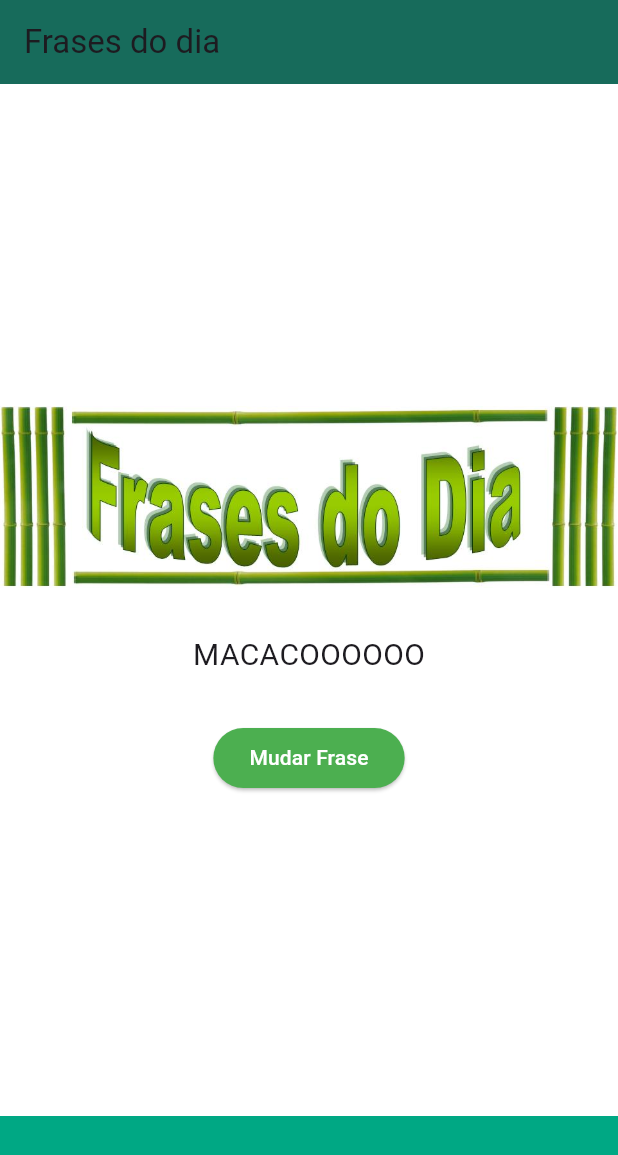
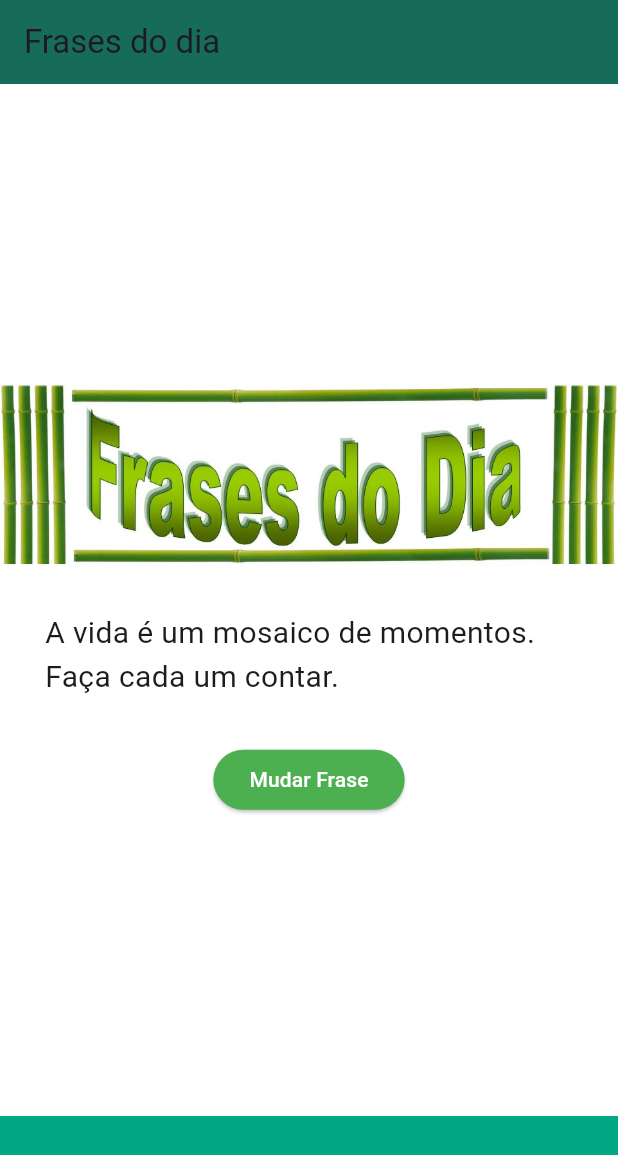
Before and after one commit to italomsilva/flutter-frases_do_dia, a Flutter app: the screen it shows after launch, after a tap on "Mudar Frase", on a phone screen of 412 x 824 dp. Shown: the top 1155 px of the screen. Run offline on Flutter 3.47's test engine with Material 3 defaults, Android fonts, the phone set to English and light mode, and no system bars.

Commit message:
adicionada frases

```diff
--- a/frases_do_dia/lib/main.dart
+++ b/frases_do_dia/lib/main.dart
@@ -1,4 +1,5 @@
 import 'package:flutter/material.dart';
+import 'dart:math';
 
 void main(){
   runApp(
@@ -6,6 +7,11 @@ void main(){
       home: Home(),
     )
   );
+}
+
+int getFrases(){
+  var num = Random().nextInt(35);
+  return num;
 }
 
 
@@ -19,9 +25,44 @@ class Home extends StatefulWidget {
 
 class _HomeState extends State<Home> {
   var _frase = "Frase aqui";
-  var _fraseRandom = [
-    "MACACOOOOOO",
-    "Feladaputa"
+  final _fraseRandom = [
+    "Acredite na magia de novos começos. Hoje é o seu dia para brilhar!",
+    "Nunca subestime o poder de um pequeno passo positivo. Cada um leva você mais perto do seu sonho.",
+    "Sua maior limitação é você mesmo. Acredite em suas capacidades e veja o impossível se tornar possível.",
+    "Você tem o poder de criar sua própria história. Comece hoje.",
+    "Se não deu certo hoje, respire fundo, relaxe e agradeça por ter a chance de tentar de novo amanhã.",
+    "Nunca desista. O momento mais escuro é justo antes do amanhecer.",
+    "Todo dia é uma nova chance de ser melhor. Não desperdice.",
+    "A determinação de hoje é o sucesso de amanhã. Mantenha-se firme em seus objetivos.",
+    "Encare cada desafio como uma oportunidade de crescer. Você é mais forte do que pensa.",
+    "O sucesso começa com a vontade de tentar. Dê o primeiro passo com confiança.",
+    "Transforme seus medos em combustível para sua jornada. Eles não podem pará-lo, a menos que você permita.",
+    "A gratidão abre as portas para a abundância. Seja grato por hoje.",
+    "A felicidade é encontrada ao longo do caminho, não apenas no destino. Aprecie cada momento.",
+    "Seja a luz em meio à escuridão. Sua positividade pode iluminar o mundo.",
+    "Acredite em si mesmo com tanta força que o mundo não pode deixar de acreditar em você também.",
+    "Nunca é tarde demais para ser quem você poderia ter sido. Comece hoje.",
+    "Mantenha-se focado em suas metas. A persistência é o caminho para o sucesso.",
+    "Nada é mais poderoso que uma mente positiva. Cultive bons pensamentos.",
+    "Seja gentil com você mesmo. O progresso é o que importa, não a perfeição.",
+    "O verdadeiro sucesso é medido pela sua felicidade. Não pela opinião dos outros.",
+    "A vida é um eco; você recebe o que emite. Espalhe positividade.",
+    "Abra as asas e voe. Você é capaz de alcançar alturas inimagináveis.",
+    "A simplicidade traz uma clareza que complicações não podem. Simplifique sua vida, clarifique seus sonhos.",
+    "Abrace a incerteza. Algumas das mais belas páginas da vida não têm título até serem escritas.",
+    "Abrace suas imperfeições. Elas são marcas de autenticidade.",
+    "A força não vem da vitória. Seus esforços desenvolvem suas forças.",
+    "Deixe para trás o que não serve mais. Renove-se com cada amanhecer.",
+    "Confie no tempo; ele tem uma maneira de mostrar o que realmente importa.",
+    "O verdadeiro crescimento começa no final da sua zona de conforto. Desafie-se.",
+    "O sucesso não é apenas sobre alcançar metas, mas sobre superar obstáculos.",
+    "A vida é um mosaico de momentos. Faça cada um contar.",
+    "Mantenha-se positivo quando a tempestade chegar. Ela passará.",
+    "Seus sonhos têm valor. Lute por eles com determinação e paixão.",
+    "A paciência é a chave para a conquista. Tudo vem a tempo para quem sabe esperar.",
+    "Sua atitude determina sua direção. Escolha a positividade.",
+    "Todo progresso começa com a decisão de tentar. Dê o passo.",
+    "Liberte-se das expectativas. Viva de acordo com seus próprios termos."
   ];
   @override
   Widget build(BuildContext context) {
@@ -38,7 +79,7 @@ class _HomeState extends State<Home> {
           children: [
             Image.asset("assets/foto.jpg"),
 
-            Padding(padding: EdgeInsets.fromLTRB(0, 30, 0, 30),
+            Padding(padding: EdgeInsets.all(30),
              child:
               Text("$_frase",
                 style:
@@ -51,7 +92,8 @@ class _HomeState extends State<Home> {
             ElevatedButton(
                 onPressed: (){
                   setState(() {
-                    _frase = _fraseRandom[0];
+                    var i = getFrases();
+                    _frase = _fraseRandom[i];
                     print(_frase);
                   });
                 },
```
